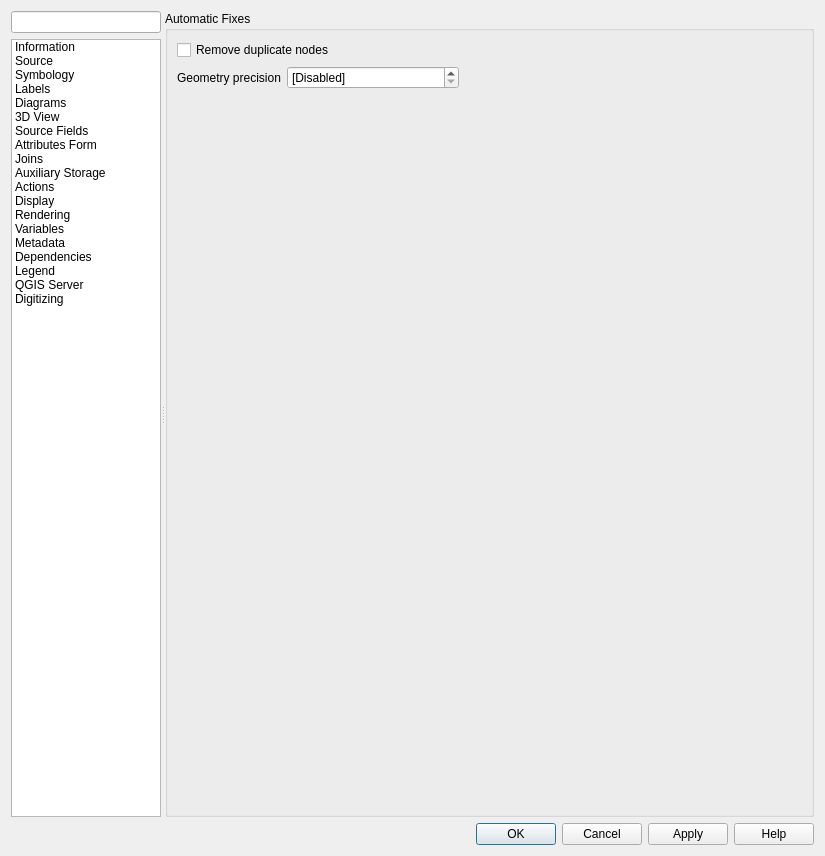
Qt form src/ui/qgsvectorlayerpropertiesbase.ui (qgis/QGIS) before a commit.
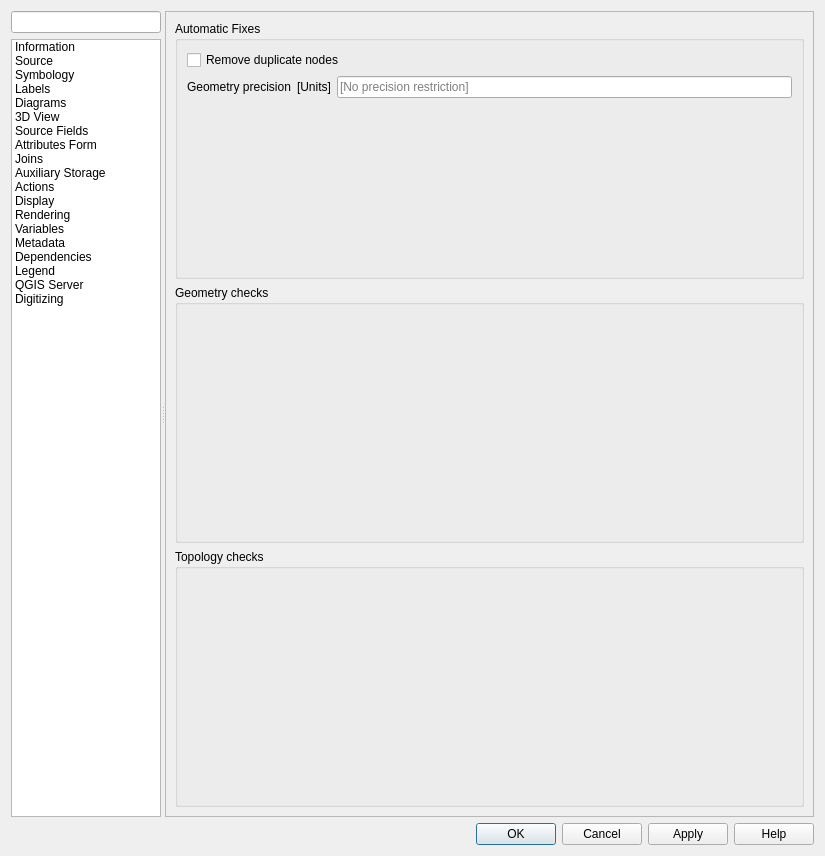
The same form after that commit. The open tabs and pages were chosen to show the change. Icons and pictures are not drawn. Custom widgets are drawn as their Qt base class.

Commit message:
Python bindings for QgsGeometryCheck and co
Adds

 - python bindings
 - geometry check factory
 - geometry check registry
 - QgsFeedback for geometry checks (lots of potential still)
 - An IsValid geometry check
 - Splits classes into their own files
 - Decouples feature pools from the configuration context

Patch:
```diff
--- a/src/ui/qgsvectorlayerpropertiesbase.ui
+++ b/src/ui/qgsvectorlayerpropertiesbase.ui
@@ -23,8 +23,8 @@
    <iconset resource="../../images/images.qrc">
     <normaloff>:/images/icons/qgis-icon-16x16.png</normaloff>:/images/icons/qgis-icon-16x16.png</iconset>
   </property>
-  <layout class="QGridLayout" name="gridLayout">
-   <item row="0" column="0">
+  <layout class="QVBoxLayout" name="verticalLayout_26">
+   <item>
     <widget class="QSplitter" name="mOptionsSplitter">
      <property name="orientation">
       <enum>Qt::Horizontal</enum>
@@ -2358,12 +2358,27 @@
             <number>0</number>
            </property>
            <item row="0" column="0">
+            <widget class="QScrollArea" name="scrollArea_2">
+             <property name="widgetResizable">
+              <bool>true</bool>
+             </property>
+             <widget class="QWidget" name="scrollAreaWidgetContents_2">
+              <property name="geometry">
+               <rect>
+                <x>0</x>
+                <y>0</y>
+                <width>651</width>
+                <height>804</height>
+               </rect>
+              </property>
+              <layout class="QVBoxLayout" name="verticalLayout_20">
+               <item>
             <widget class="QGroupBox" name="mGeometryAutoFixesGroupBox">
              <property name="title">
               <string>Automatic Fixes</string>
              </property>
              <layout class="QFormLayout" name="formLayout">
-              <item row="1" column="0">
+                  <item row="2" column="0">
                <widget class="QLabel" name="label">
                 <property name="toolTip">
                  <string>&lt;html&gt;&lt;head/&gt;&lt;body&gt;&lt;p&gt;The geometry precision defines the maximum precision to of geometry coordinates that should be stored on this layer. A snap to grid algorithm will be applied on every geometry entering this layer, resulting in coordinates being rounded to multiples of this value. The operation is applied in this layer's coordinate reference system.&lt;/p&gt;&lt;/body&gt;&lt;/html&gt;</string>
@@ -2380,36 +2395,47 @@
                 </property>
                </widget>
               </item>
-              <item row="1" column="1">
-               <layout class="QHBoxLayout" name="horizontalLayout_11" stretch="1,2">
+                  <item row="2" column="1">
+                   <layout class="QHBoxLayout" name="horizontalLayout_11" stretch="0,0">
                 <item>
-                 <widget class="QgsDoubleSpinBox" name="mGeometryPrecisionSpinBox">
-                  <property name="toolTip">
-                   <string>&lt;html&gt;&lt;head/&gt;&lt;body&gt;&lt;p&gt;The geometry precision defines the maximum precision to of geometry coordinates that should be stored on this layer. A snap to grid algorithm will be applied on every geometry entering this layer, resulting in coordinates being rounded to multiples of this value. The operation is applied in this layer's coordinate reference system.&lt;/p&gt;&lt;/body&gt;&lt;/html&gt;</string>
-                  </property>
-                  <property name="specialValueText">
-                   <string>[Disabled]</string>
-                  </property>
+                     <widget class="QLabel" name="mPrecisionUnitsLabel">
+                      <property name="text">
+                       <string>[Units]</string>
+                      </property>
                  </widget>
                 </item>
                 <item>
-                 <spacer name="horizontalSpacer_9">
-                  <property name="orientation">
-                   <enum>Qt::Horizontal</enum>
-                  </property>
-                  <property name="sizeHint" stdset="0">
-                   <size>
-                    <width>40</width>
-                    <height>20</height>
-                   </size>
-                  </property>
-                 </spacer>
+                     <widget class="QLineEdit" name="mGeometryPrecisionLineEdit">
+                      <property name="inputMethodHints">
+                       <set>Qt::ImhFormattedNumbersOnly</set>
+                      </property>
+                      <property name="text">
+                       <string/>
+                      </property>
+                      <property name="placeholderText">
+                       <string>[No precision restriction]</string>
+                      </property>
+                     </widget>
                 </item>
                </layout>
               </item>
              </layout>
             </widget>
            </item>
+               <item>
+                <widget class="QGroupBox" name="mGeometryValidationGroupBox">
+                 <property name="title">
+                  <string>Geometry checks</string>
+                 </property>
+                </widget>
+               </item>
+               <item>
+                <widget class="QGroupBox" name="mTopologyChecksGroupBox">
+                 <property name="title">
+                  <string>Topology checks</string>
+                 </property>
+                </widget>
+               </item>
           </layout>
          </widget>
         </widget>
@@ -2418,7 +2444,11 @@
      </widget>
     </widget>
    </item>
-   <item row="1" column="0">
+      </layout>
+     </widget>
+    </widget>
+   </item>
+   <item>
     <widget class="QFrame" name="mButtonBoxFrame">
      <property name="sizePolicy">
       <sizepolicy hsizetype="Preferred" vsizetype="Maximum">
@@ -2461,18 +2491,18 @@
   </layout>
  </widget>
  <customwidgets>
-  <customwidget>
-   <class>QgsScrollArea</class>
-   <extends>QScrollArea</extends>
-   <header>qgsscrollarea.h</header>
-   <container>1</container>
-  </customwidget>
   <customwidget>
    <class>QgsCollapsibleGroupBox</class>
    <extends>QGroupBox</extends>
    <header>qgscollapsiblegroupbox.h</header>
    <container>1</container>
   </customwidget>
+  <customwidget>
+   <class>QgsScrollArea</class>
+   <extends>QScrollArea</extends>
+   <header>qgsscrollarea.h</header>
+   <container>1</container>
+  </customwidget>
   <customwidget>
    <class>QgsProjectionSelectionWidget</class>
    <extends>QWidget</extends>
@@ -2529,11 +2559,6 @@
    <header>qgsvectorlayerlegendwidget.h</header>
    <container>1</container>
   </customwidget>
-  <customwidget>
-   <class>QgsDoubleSpinBox</class>
-   <extends>QDoubleSpinBox</extends>
-   <header>qgsdoublespinbox.h</header>
-  </customwidget>
  </customwidgets>
  <tabstops>
   <tabstop>mSearchLineEdit</tabstop>
```
Left out of the diff: 5 changed lines with no effect on the pictures. Lines whose indentation alone changed are shown as unchanged. The commit also changes 89 other files.
